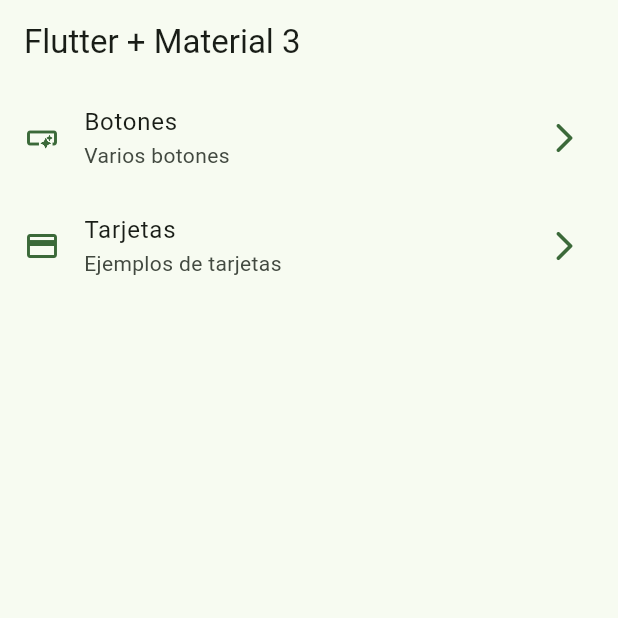
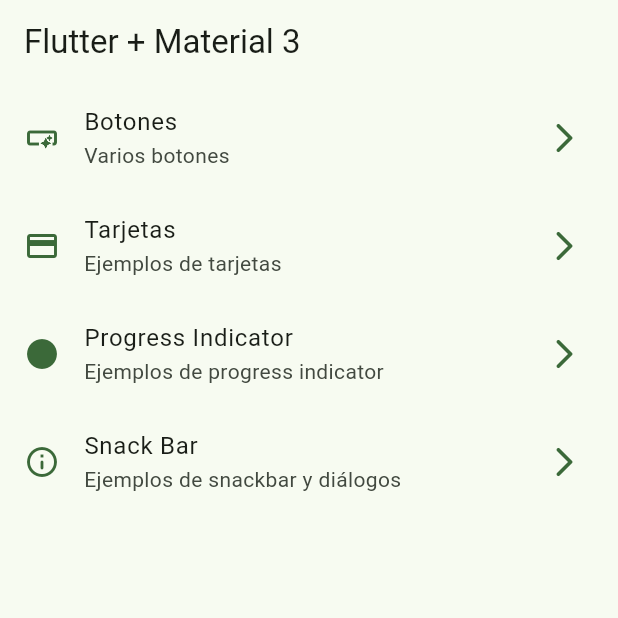
Before and after one commit to paulG1505/flutter_widgets_examples, a Flutter app: the screen it shows after launch, on a phone screen of 412 x 824 dp, the top half of it. Run offline on Flutter 3.47's test engine with Material 2 defaults, Android fonts, the phone set to English and light mode, and no system bars; our stand-ins replace go_router.

Commit message:
Progress Indicator and Snack Bar

```diff
--- a/lib/config/menu/menu_items.dart
+++ b/lib/config/menu/menu_items.dart
@@ -23,5 +23,15 @@ const appMenuItems = <MenuItem>[
       title: 'Tarjetas',
       subtitle: 'Ejemplos de tarjetas',
       link: '/cards',
-      icon: Icons.credit_card)
+      icon: Icons.credit_card),
+  MenuItem(
+      title: 'Progress Indicator',
+      subtitle: 'Ejemplos de progress indicator',
+      link: '/progress',
+      icon: Icons.circle_rounded),
+  MenuItem(
+      title: 'Snack Bar',
+      subtitle: 'Ejemplos de snackbar y diálogos',
+      link: '/snackbar',
+      icon: Icons.info_outline_rounded),
 ];
--- a/lib/config/router/app_router.dart
+++ b/lib/config/router/app_router.dart
@@ -19,5 +19,15 @@ final appRouter = GoRouter(
       name: CardsScreen.name,
       builder: (context, state) => const CardsScreen(),
     ),
+    GoRoute(
+      path: '/progress',
+      name: ProgressScreen.name,
+      builder: (context, state) => const ProgressScreen(),
+    ),
+    GoRoute(
+      path: '/snackbar',
+      name: SnackBarScreen.name,
+      builder: (context, state) => const SnackBarScreen(),
+    ),
   ],
 );
--- a/lib/presentation/screens/snackbar/snackbar_screen.dart
+++ b/lib/presentation/screens/snackbar/snackbar_screen.dart
@@ -4,9 +4,26 @@ class SnackBarScreen extends StatelessWidget {
   static const name = 'snackbar-screen';
 
   const SnackBarScreen({super.key});
+  void showCustomSnackBar(BuildContext context) {
+    ScaffoldMessenger.of(context)
+        .clearSnackBars(); // linea de limpieza la creacion de los snacksbars
+    final snackBar = SnackBar(
+      content: const Text('Hola mundo'),
+      action: SnackBarAction(label: 'Ok', onPressed: () {}),
+      duration: const Duration(seconds: 2),
+    );
+    ScaffoldMessenger.of(context)
+        .showSnackBar(snackBar); // mostramos el snackbar que se creo
+  }
 
   @override
   Widget build(BuildContext context) {
-    return Container();
+    return Scaffold(
+      appBar: AppBar(title: const Text('Alertas snackbar y diálogos')),
+      floatingActionButton: FloatingActionButton.extended(
+          onPressed: () => showCustomSnackBar(context),
+          label: const Text('Mostrar SnackBar'),
+          icon: const Icon(Icons.panorama_fish_eye_rounded)),
+    );
   }
 }
```
Also changed, not shown: lib/presentation/screens/progress/progress_screen.dart (+73 -1 lines).
